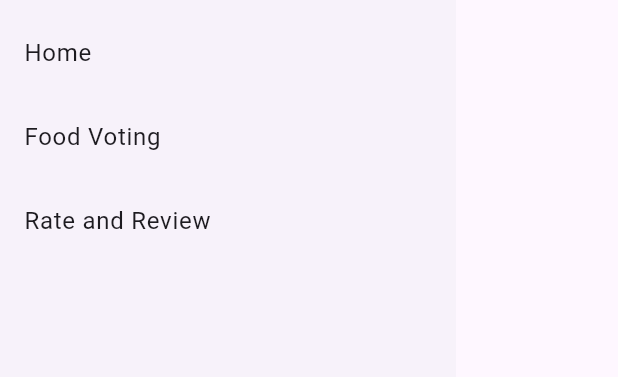
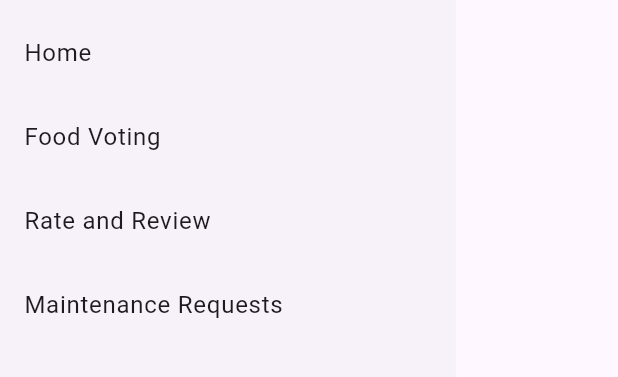
Before and after one commit to 0mptll/HostelBuzz, a Flutter app: the CustomDrawer widget shown alone on an empty page, opened directly, on a phone screen of 412 x 824 dp, the part 242-619 px from its top. Run offline on Flutter 3.47's test engine with Material 3 defaults, Android fonts, the phone set to English and light mode, and no system bars.

Commit message:
Update custom_drawer.dart

```diff
--- a/lib/custom_drawer.dart
+++ b/lib/custom_drawer.dart
@@ -37,6 +37,12 @@ class CustomDrawer extends StatelessWidget {
               Navigator.popAndPushNamed(context, '/reviews');
             },
           ),
+          ListTile(
+            title: Text('Maintenance Requests'),
+            onTap: () {
+              Navigator.popAndPushNamed(context, '/maintenance');
+            },
+          ),
         ],
       ),
     );
```
